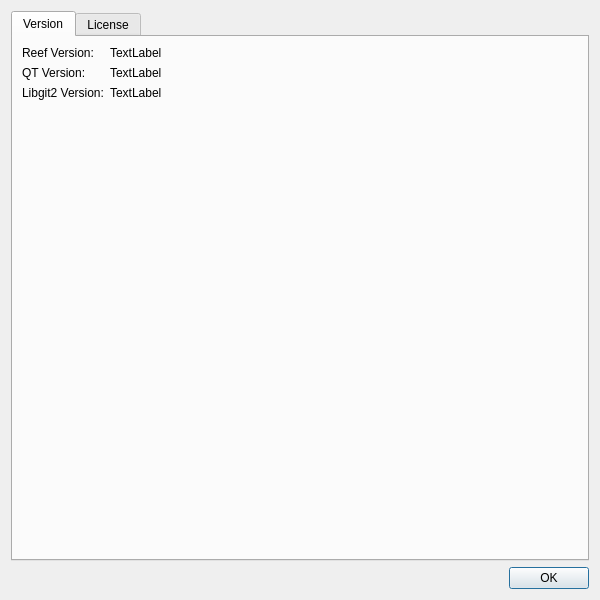
This is src/ui/about_window.ui in mannyamorim/reef as Qt 5 draws it before an edit. The edited form follows.
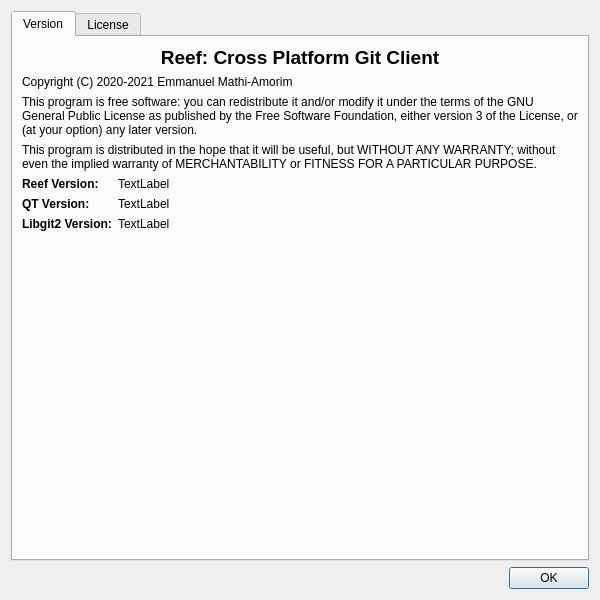
This is the edited form.

What changed in the file:
```diff
--- a/src/ui/about_window.ui
+++ b/src/ui/about_window.ui
@@ -37,42 +37,115 @@
        <string>Version</string>
       </attribute>
       <layout class="QFormLayout" name="formLayout">
-       <item row="0" column="0">
+       <item row="0" column="0" colspan="2">
+        <widget class="QLabel" name="label">
+         <property name="font">
+          <font>
+           <pointsize>14</pointsize>
+           <weight>75</weight>
+           <bold>true</bold>
+          </font>
+         </property>
+         <property name="text">
+          <string>Reef: Cross Platform Git Client</string>
+         </property>
+         <property name="alignment">
+          <set>Qt::AlignCenter</set>
+         </property>
+        </widget>
+       </item>
+       <item row="1" column="0" colspan="2">
+        <widget class="QLabel" name="label_6">
+         <property name="text">
+          <string>Copyright (C) 2020-2021 Emmanuel Mathi-Amorim</string>
+         </property>
+         <property name="wordWrap">
+          <bool>true</bool>
+         </property>
+        </widget>
+       </item>
+       <item row="2" column="0" colspan="2">
+        <widget class="QLabel" name="label_4">
+         <property name="text">
+          <string>This program is free software: you can redistribute it and/or modify it under the terms of the GNU General Public License as published by the Free Software Foundation, either version 3 of the License, or (at your option) any later version.</string>
+         </property>
+         <property name="wordWrap">
+          <bool>true</bool>
+         </property>
+        </widget>
+       </item>
+       <item row="3" column="0" colspan="2">
+        <widget class="QLabel" name="label_5">
+         <property name="font">
+          <font>
+           <weight>50</weight>
+           <italic>false</italic>
+           <bold>false</bold>
+           <underline>false</underline>
+          </font>
+         </property>
+         <property name="text">
+          <string>This program is distributed in the hope that it will be useful, but WITHOUT ANY WARRANTY; without even the implied warranty of MERCHANTABILITY or FITNESS FOR A PARTICULAR PURPOSE.</string>
+         </property>
+         <property name="wordWrap">
+          <bool>true</bool>
+         </property>
+        </widget>
+       </item>
+       <item row="4" column="0">
         <widget class="QLabel" name="label_1">
+         <property name="font">
+          <font>
+           <weight>75</weight>
+           <bold>true</bold>
+          </font>
+         </property>
          <property name="text">
           <string>Reef Version:</string>
          </property>
         </widget>
        </item>
-       <item row="0" column="1">
+       <item row="4" column="1">
         <widget class="QLabel" name="label_reef_version">
          <property name="text">
           <string>TextLabel</string>
          </property>
         </widget>
        </item>
-       <item row="1" column="0">
+       <item row="5" column="0">
         <widget class="QLabel" name="label_2">
+         <property name="font">
+          <font>
+           <weight>75</weight>
+           <bold>true</bold>
+          </font>
+         </property>
          <property name="text">
           <string>QT Version:</string>
          </property>
         </widget>
        </item>
-       <item row="1" column="1">
+       <item row="5" column="1">
         <widget class="QLabel" name="label_qt_version">
          <property name="text">
           <string>TextLabel</string>
          </property>
         </widget>
        </item>
-       <item row="2" column="0">
+       <item row="6" column="0">
         <widget class="QLabel" name="label_3">
+         <property name="font">
+          <font>
+           <weight>75</weight>
+           <bold>true</bold>
+          </font>
+         </property>
          <property name="text">
           <string>Libgit2 Version:</string>
          </property>
         </widget>
        </item>
-       <item row="2" column="1">
+       <item row="6" column="1">
         <widget class="QLabel" name="label_libgit2_version">
          <property name="text">
           <string>TextLabel</string>
```
